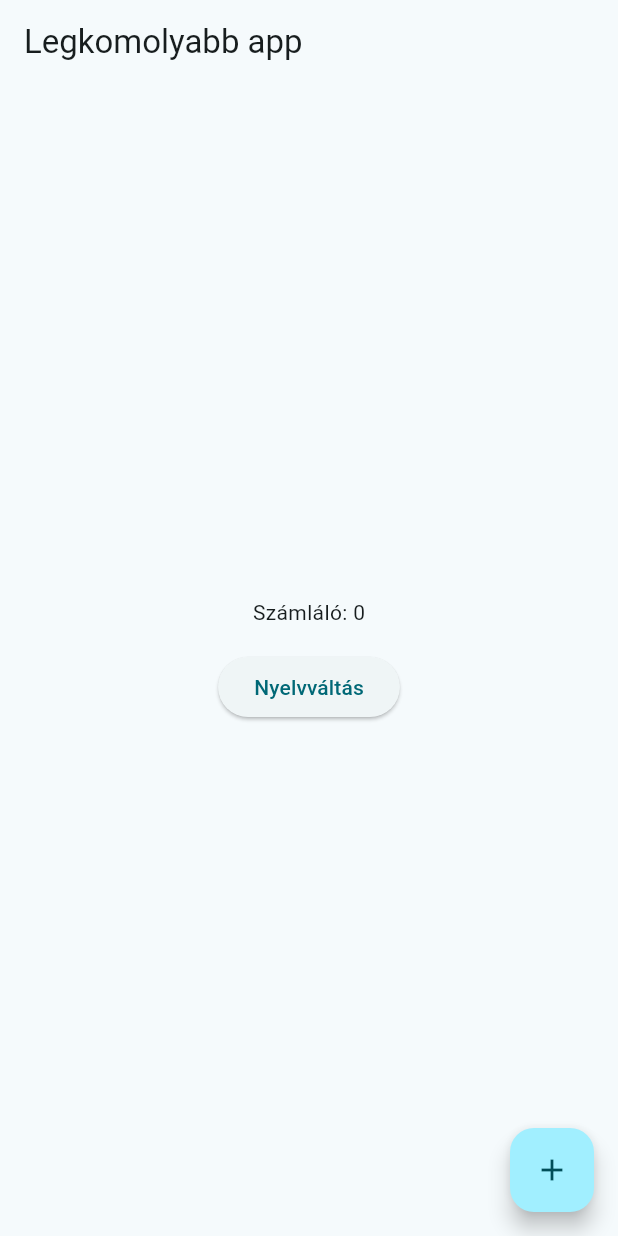
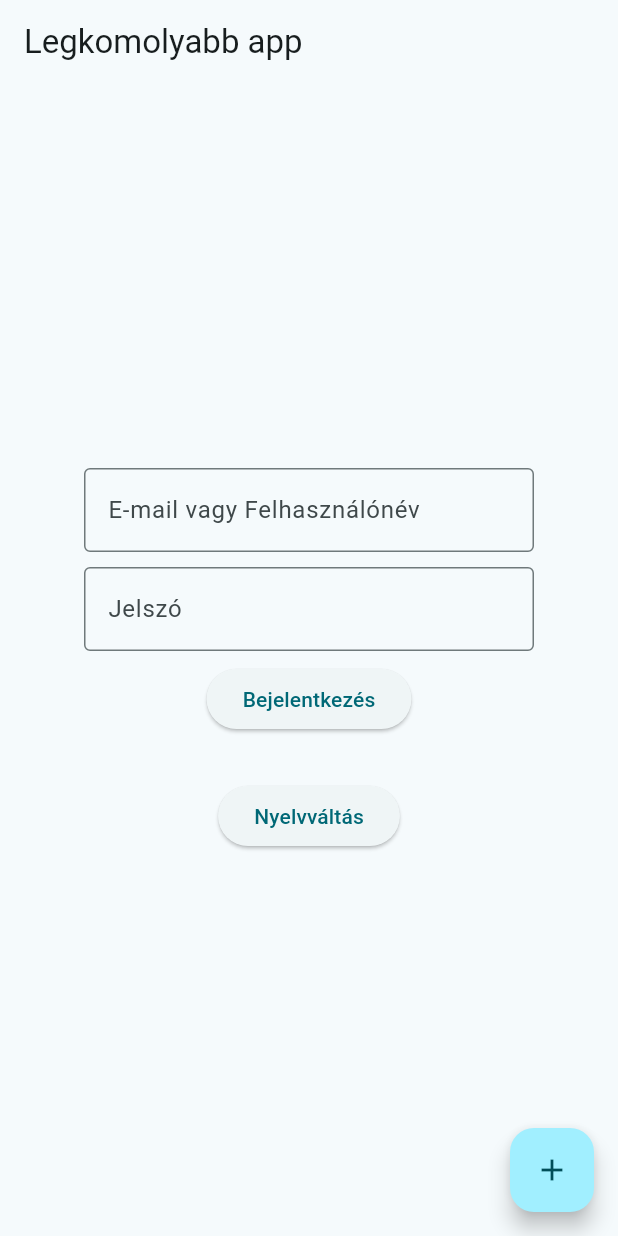
Before and after one commit to DanteDuranda/pub-tour-app, a Flutter app: the screen it shows after launch, on a phone screen of 412 x 824 dp. Run offline on Flutter 3.47's test engine with Material 3 defaults, Android fonts, the phone set to English and light mode, and no system bars; our stand-ins replace shared_preferences.

Commit message:
Login felulet inputok done. Login logika még nincs kész. Dinamikus error uzenet is reagál a nyelvváltásra.

```diff
--- a/assets/lang/messages_en.txt
+++ b/assets/lang/messages_en.txt
@@ -1,3 +1,9 @@
 title=Best app ever
 counter=Counter: {count}
 change_language_button=Change language
+account_id=E-mail or Username
+password_field=Passowrd
+login_button=Login
+login_empty_accountid_message=Provide an e-mail or username, please!
+login_empty_password_message=Provide your account's pasword, please!
+login_empty_accid_and_password=Please fill the inputs to login!
--- a/assets/lang/messages_hu.txt
+++ b/assets/lang/messages_hu.txt
@@ -1,3 +1,9 @@
 title=Legkomolyabb app
 counter=Számláló: {count}
 change_language_button=Nyelvváltás
+account_id=E-mail vagy Felhasználónév
+password_field=Jelszó
+login_button=Bejelentkezés
+login_empty_accountid_message=Kérlek, add meg az e-mail címed vagy a felhasználóneved!
+login_empty_password_message=Kérlek, add meg jelszavad!
+login_empty_accid_and_password=Kérlek, add meg a szukseges adatokat a belépéshez!
--- a/lib/screens/home_page.dart
+++ b/lib/screens/home_page.dart
@@ -12,6 +12,7 @@ class HomePage extends StatefulWidget {
 class _HomePageState extends State<HomePage> {
   int _counter = 0;
   bool _loaded = false;
+  List<String> loginErrorKeys = [];
 
   @override
   void initState() {
@@ -41,6 +42,27 @@ class _HomePageState extends State<HomePage> {
     });
   }
 
+  void _onLoginPressed(String accountId, String password) {
+    loginErrorKeys.clear();
+
+    if (accountId.isEmpty) {
+      loginErrorKeys.add('login_empty_accountid_message');
+    }
+    if (password.isEmpty) {
+      loginErrorKeys.add('login_empty_password_message');
+    }
+
+    if (loginErrorKeys.isEmpty) {
+      _login(accountId, password);
+    } else {
+      setState(() {});
+    }
+  }
+
+  bool _login(String accointId, String password) {
+    return false;
+  }
+
   @override
   Widget build(BuildContext context) {
     final lang = Provider.of<Lang>(context);
@@ -51,19 +73,65 @@ class _HomePageState extends State<HomePage> {
       );
     }
 
+    String accountId = "";
+    String password = "";
+
     return Scaffold(
       appBar: AppBar(title: Text(lang.translate('title'))),
       body: Center(
+        child: Padding(
+          padding: const EdgeInsets.all(16.0),
           child: Column(
-          mainAxisAlignment: MainAxisAlignment.center,
+            mainAxisSize: MainAxisSize.min,
             children: [
-            Text(lang.translate('counter', args: {'count': _counter.toString()})),
-            const SizedBox(height: 16),
+              SizedBox(
+                width: 300,
+                height: 130,
+                child: Column(
+                  children: [
+                    TextField(
+                      onChanged: (value) {accountId = value;},
+                      decoration: InputDecoration(
+                        labelText: lang.translate('account_id'),
+                        border: OutlineInputBorder(),
+                      ),
+                    ),
+                    const SizedBox(height: 10),
+                    TextField(
+                      obscureText: true,
+                      onChanged: (value) {password = value;},
+                      decoration: InputDecoration(
+                        labelText: lang.translate('password_field'),
+                        border: OutlineInputBorder(),
+                      ),
+                    ),
+                  ],
+                ),
+              ),
+              if (loginErrorKeys.isNotEmpty)
+                Padding(
+                  padding: const EdgeInsets.symmetric(vertical: 2.0),
+                  child: Text(
+                    loginErrorKeys.map((k) => lang.translate(k)).join('\n'),
+                    style: const TextStyle(
+                      fontSize: 15,
+                      color: Colors.red,
+                      fontWeight: FontWeight.bold,
+                    ),
+                    textAlign: TextAlign.center,
+                  ),
+                ),
+              ElevatedButton(
+                onPressed: () => _onLoginPressed(accountId, password),
+                child: Text(lang.translate('login_button')),
+              ),
+              const SizedBox(height: 30),
               ElevatedButton(
                 onPressed: _changeLanguage,
-              child: Text(lang.translate('change_language_button')), // lang valtas test only
+                child: Text(lang.translate('change_language_button')),
               ),
             ],
+          ),
         ),
       ),
       floatingActionButton: FloatingActionButton(
```
Lines whose indentation alone changed are shown as unchanged.
